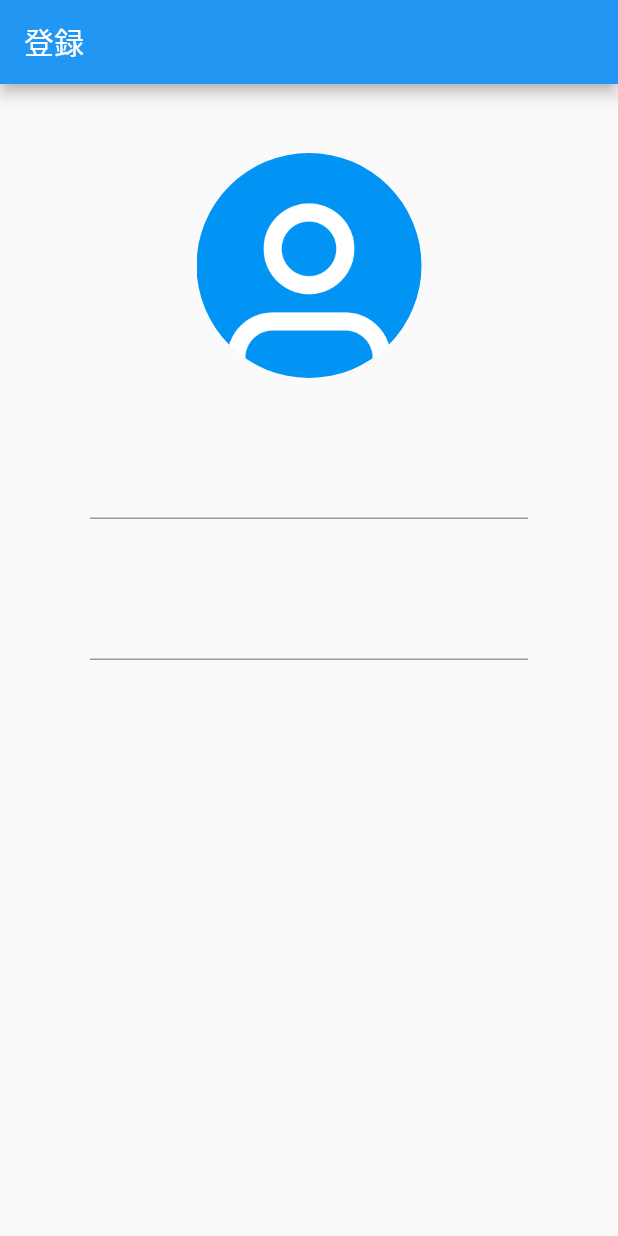
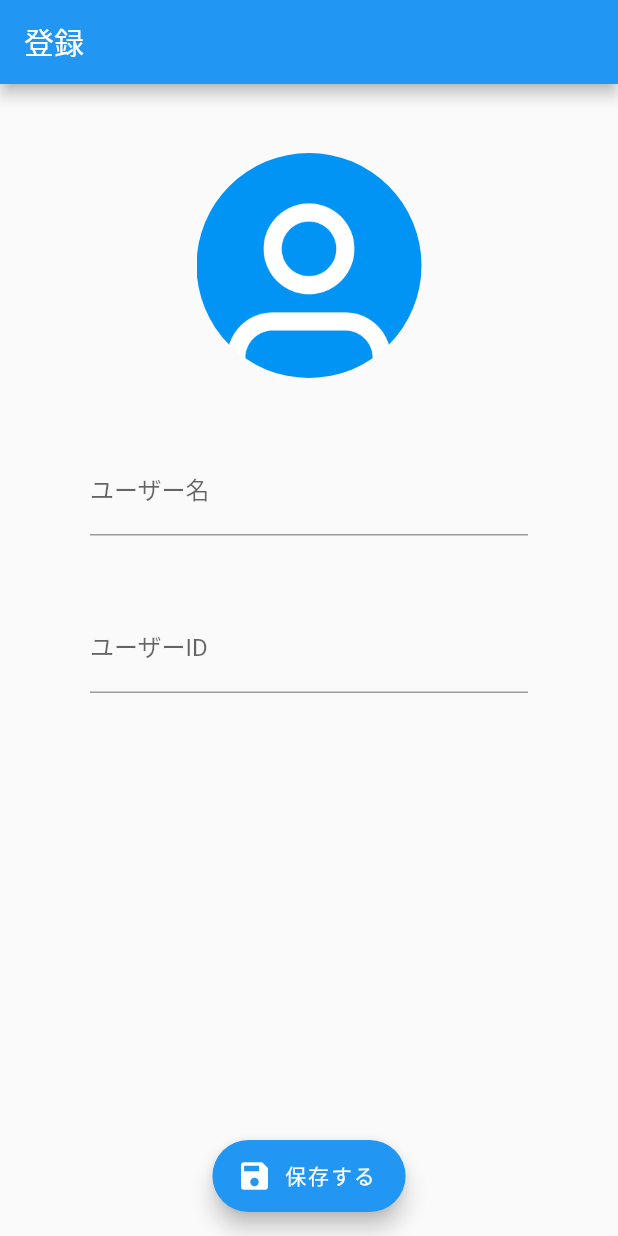
Before and after one commit to dshukertjr/chat, a Flutter app: the screen it shows after launch, on a phone screen of 412 x 824 dp. Run offline on Flutter 3.47's test engine with Material 2 defaults, Android fonts, the phone set to English and light mode, and no system bars.

Commit message:
added label to text form field and created fab

```diff
--- a/lib/pages/edit_profile_page.dart
+++ b/lib/pages/edit_profile_page.dart
@@ -23,10 +23,24 @@ class EditProfilePage extends StatelessWidget {
             ),
           ),
           const SizedBox(height: 46),
-          TextFormField(),
+          TextFormField(
+            decoration: const InputDecoration(
+              labelText: 'ユーザー名',
+            ),
+          ),
           const SizedBox(height: 46),
-          TextFormField(),
+          TextFormField(
+            decoration: const InputDecoration(
+              labelText: 'ユーザーID',
+            ),
+          ),
         ],
+      ),
+      floatingActionButtonLocation: FloatingActionButtonLocation.centerFloat,
+      floatingActionButton: FloatingActionButton.extended(
+        onPressed: () {},
+        icon: const Icon(Icons.save),
+        label: const Text('保存する'),
       ),
     );
   }
```
